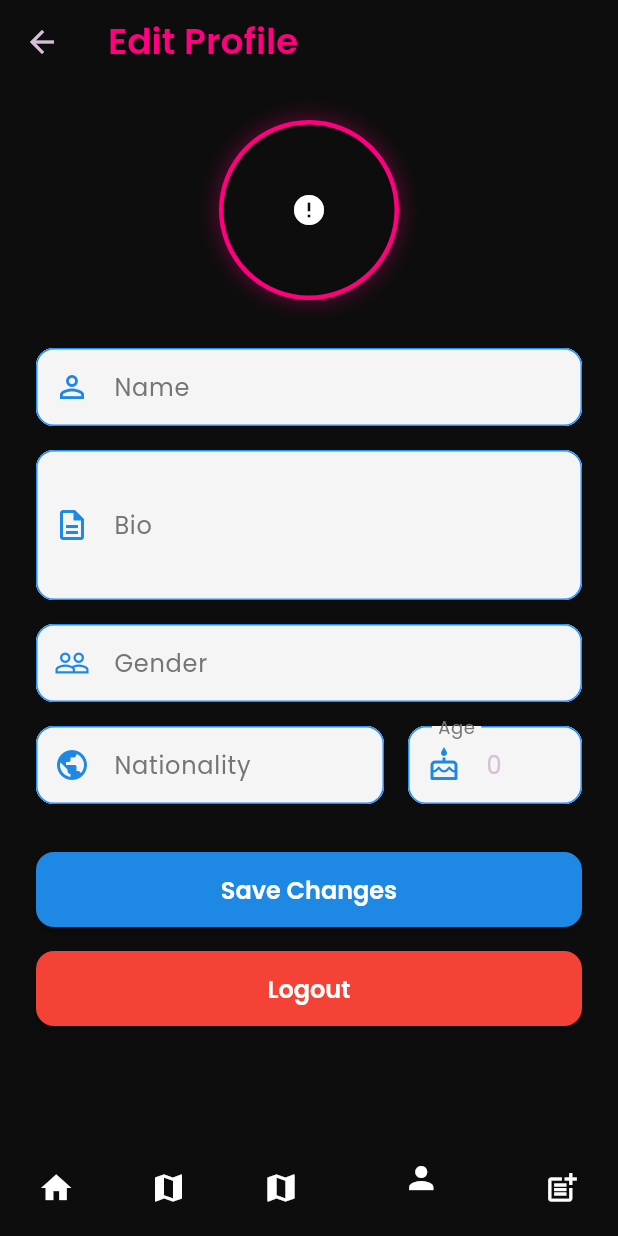
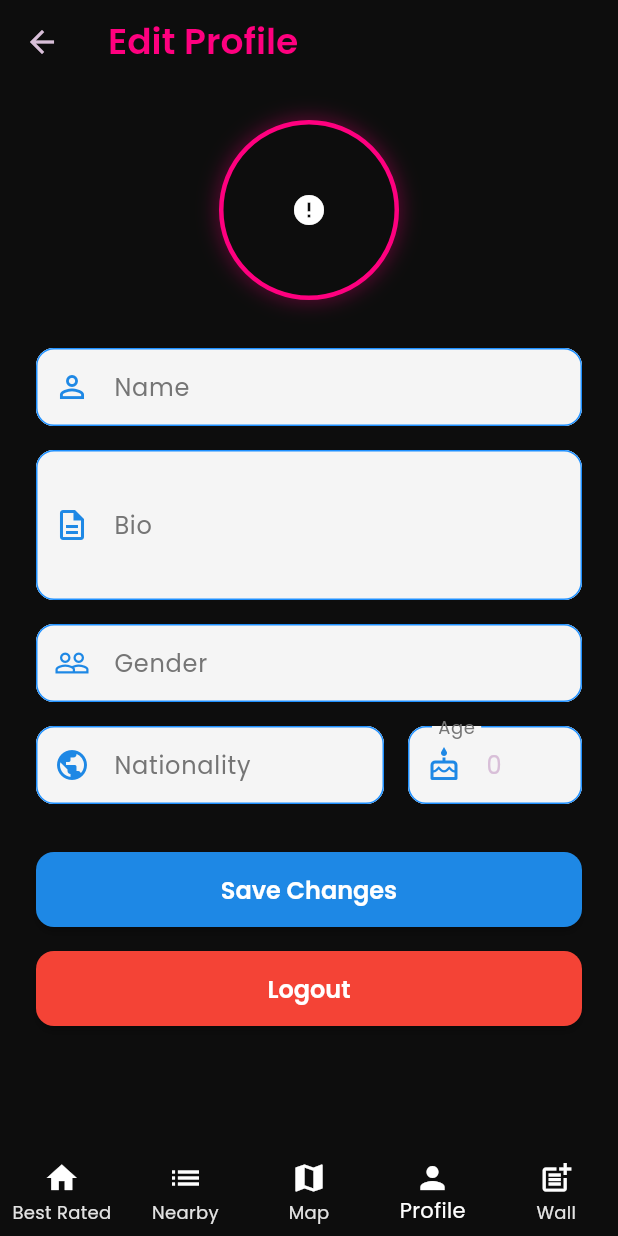
Before and after one commit to mc-ondros/we-all-belong, a Flutter app: the BottomNavigationBarCustom screen opened directly, item 4 of the bottom bar chosen, on a phone screen of 412 x 824 dp. Run offline on Flutter 3.47's test engine with Material 3 defaults, Android fonts, the phone set to English and light mode, and no system bars; drawn by our look-alikes of cached_network_image; our stand-ins replace cloud_firestore, firebase_auth, firebase_core, firebase_storage, flutter_map, flutter_rating_bar and 9 more; missing offline and left inert: safe_text; accounts and stored records are empty; network calls fail.

Commit message:
Refactor: Improve markers and bottom navigation bar
- Moved the user's location marker to the end of the list to ensure it's displayed on top.
- Adjusted the size of the user's location marker.
- Changed the nearby icon to list.
- Modified the bottom navigation bar to have fixed type, selected color, unselected color, and background color.
- Replaced `LoadingIndicator` with `const LoadingIndicator` for the map loading screen.

```diff
--- a/we_all_belong/lib/features/bottom_navigation_bar/bottom_navigation_bar.dart
+++ b/we_all_belong/lib/features/bottom_navigation_bar/bottom_navigation_bar.dart
@@ -32,6 +32,9 @@ class _BottomNavigationBarCustomState extends State<BottomNavigationBarCustom> {
       () => Scaffold(
         body: screens[bottomNavigationController.selectedIndex.value],
         bottomNavigationBar: BottomNavigationBar(
+          type: BottomNavigationBarType.fixed,
+          selectedItemColor: GenericColors.white,
+          unselectedItemColor: GenericColors.lighterGrey,
           backgroundColor: GenericColors.background,
           currentIndex: bottomNavigationController.selectedIndex.value,
           onTap: (value) {
@@ -45,17 +48,18 @@ class _BottomNavigationBarCustomState extends State<BottomNavigationBarCustom> {
                 ),
                 label: 'Best Rated'),
             BottomNavigationBarItem(
-                icon: Icon(
-                  Icons.map,
-                  color: Colors.white,
-                ),
-                label: 'Nearby'),
+              icon: Icon(
+                Icons.list,
+                color: Colors.white,
+              ),
+              label: 'Nearby',
+            ),
             BottomNavigationBarItem(
                 icon: Icon(
                   Icons.map,
                   color: Colors.white,
                 ),
-                label: 'Nearby'),
+                label: 'Map'),
             BottomNavigationBarItem(
                 icon: Icon(
                   Icons.person,
--- a/we_all_belong/lib/features/map/map_view.dart
+++ b/we_all_belong/lib/features/map/map_view.dart
@@ -1,6 +1,4 @@
-import 'package:flutter/material.dart';
 import 'package:flutter_map/flutter_map.dart';
-import 'package:get/get.dart';
 import 'package:latlong2/latlong.dart';
 import 'package:loading_indicator/loading_indicator.dart';
 import 'package:we_all_belong/features/homepage/controller/homepage_controller.dart';
@@ -108,7 +106,7 @@ class MapPage extends StatelessWidget {
       body: Obx(
         () => Visibility(
           visible: !homePageController.isUpdatingMarkers.value,
-          replacement: LoadingIndicator(
+          replacement: const LoadingIndicator(
             indicatorType: Indicator.ballBeat,
             colors: [Colors.white],
           ),
```
Also changed, not shown: we_all_belong/lib/features/homepage/controller/homepage_controller.dart (+21 -21 lines).
